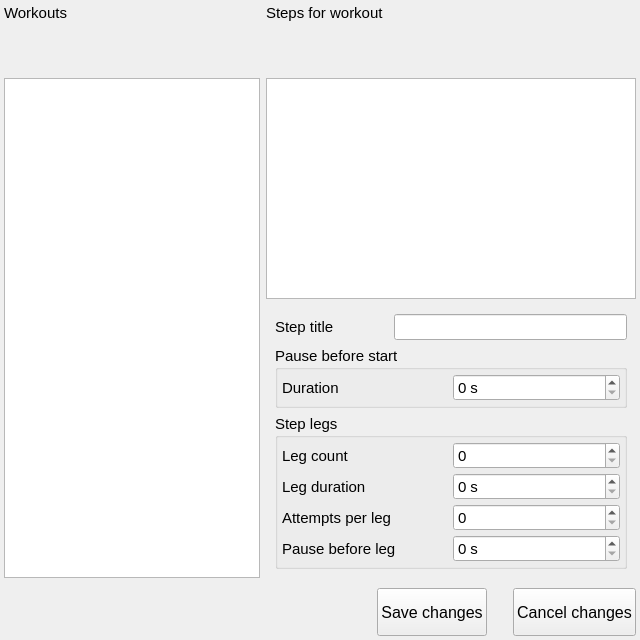
Old version of the form src/ui/WorkoutEditor.ui in the repository antongus/kettlebell-timer.
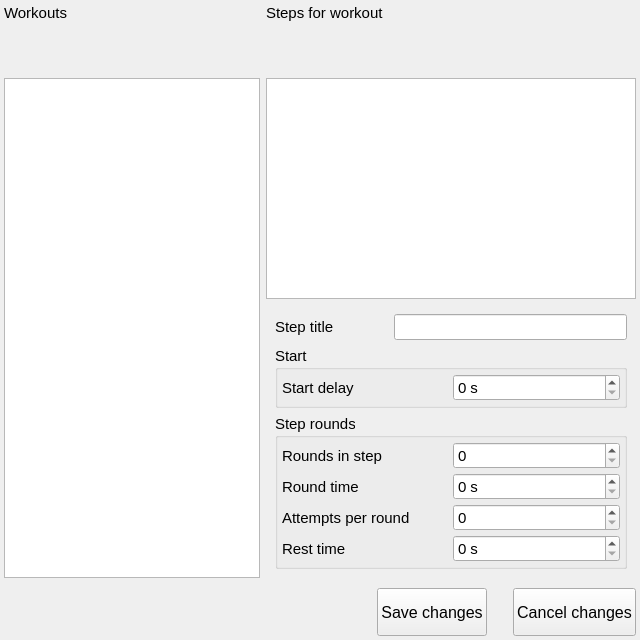
New version of the form. Icons and pictures are not drawn.

The edit to the form file:
```diff
--- a/src/ui/WorkoutEditor.ui
+++ b/src/ui/WorkoutEditor.ui
@@ -382,7 +382,7 @@
             <item row="7" column="0" colspan="3">
              <widget class="QGroupBox" name="groupBox_3">
               <property name="title">
-               <string>Step legs</string>
+               <string>Step rounds</string>
               </property>
               <layout class="QGridLayout" name="gridLayout_4">
                <property name="leftMargin">
@@ -403,7 +403,7 @@
                <item row="0" column="0">
                 <widget class="QLabel" name="label_6">
                  <property name="text">
-                  <string>Leg count</string>
+                  <string>Rounds in step</string>
                  </property>
                 </widget>
                </item>
@@ -430,7 +430,7 @@
                <item row="1" column="0">
                 <widget class="QLabel" name="label_5">
                  <property name="text">
-                  <string>Leg duration</string>
+                  <string>Round time</string>
                  </property>
                 </widget>
                </item>
@@ -444,14 +444,14 @@
                <item row="2" column="0">
                 <widget class="QLabel" name="label_8">
                  <property name="text">
-                  <string>Attempts per leg</string>
+                  <string>Attempts per round</string>
                  </property>
                 </widget>
                </item>
                <item row="3" column="0">
                 <widget class="QLabel" name="label_7">
                  <property name="text">
-                  <string>Pause before leg</string>
+                  <string>Rest time</string>
                  </property>
                 </widget>
                </item>
@@ -464,7 +464,7 @@
             <item row="1" column="0" colspan="3">
              <widget class="QGroupBox" name="groupBox">
               <property name="title">
-               <string>Pause before start</string>
+               <string>Start</string>
               </property>
               <layout class="QGridLayout" name="gridLayout_2">
                <property name="leftMargin">
@@ -492,7 +492,7 @@
                <item row="0" column="0">
                 <widget class="QLabel" name="label_4">
                  <property name="text">
-                  <string>Duration</string>
+                  <string>Start delay</string>
                  </property>
                 </widget>
                </item>
```
Left out of the diff: 10 changed lines with no effect on the pictures.
